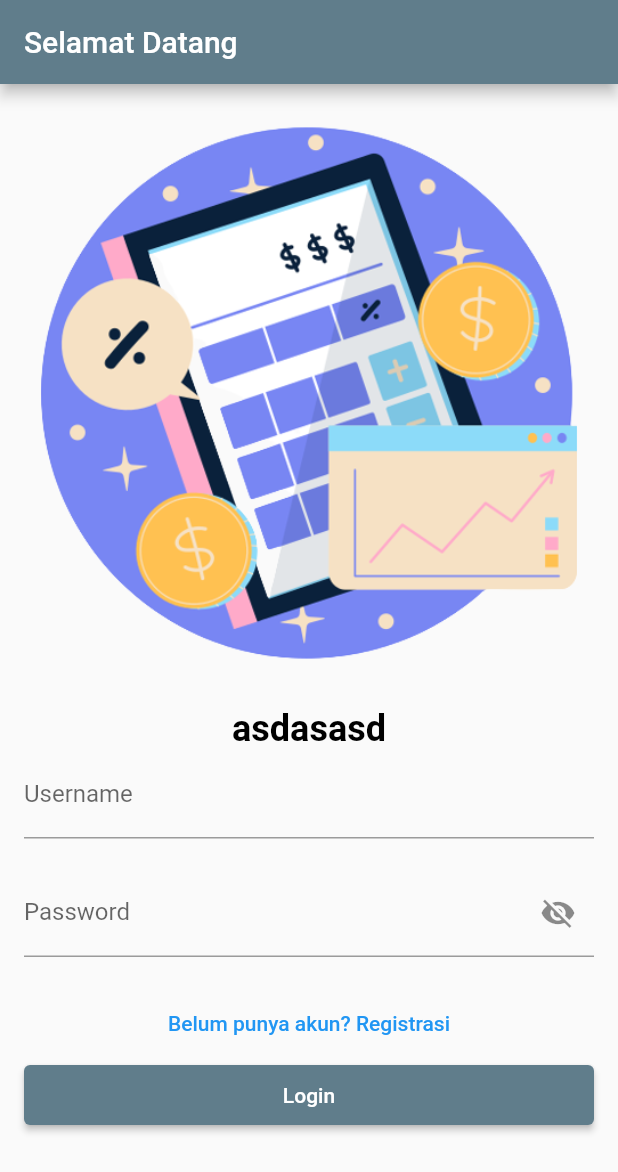
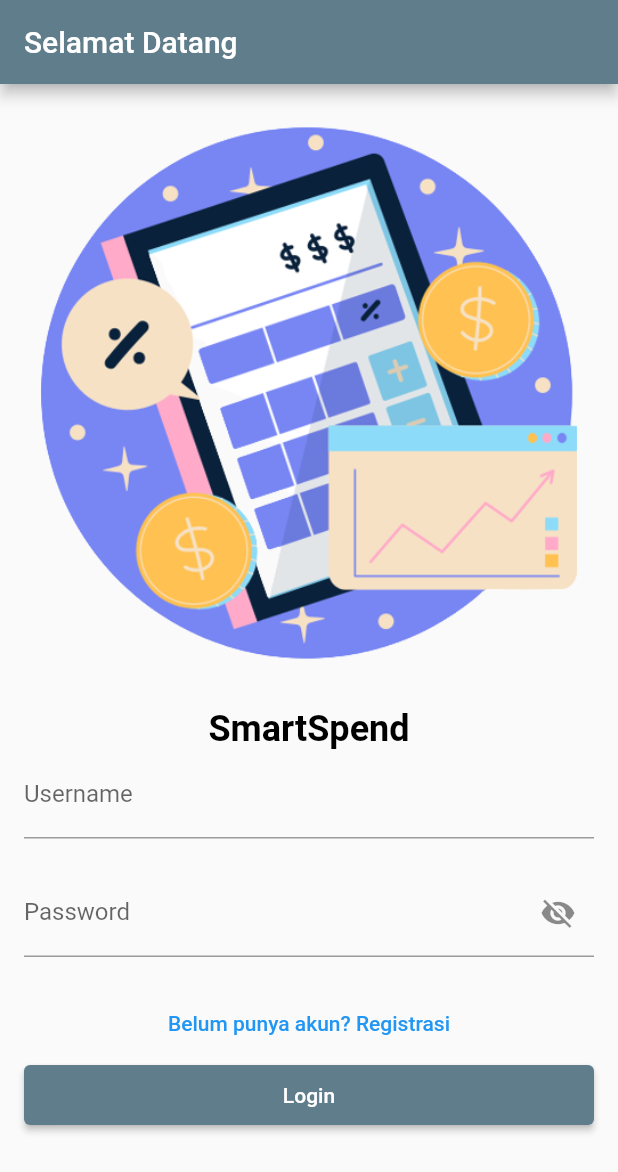
Before and after one commit to GalihPrev/flutter_sertifikasi_lsp_2023_galihpreviand, a Flutter app: the screen it shows after launch, on a phone screen of 412 x 824 dp. Shown: the top 1172 px of the screen. Run offline on Flutter 3.47's test engine with Material 2 defaults, Android fonts, the phone set to English and light mode, and no system bars; our stand-ins replace fl_chart, font_awesome_flutter, quickalert, sqflite; accounts and stored records are empty.

Commit message:
Fix Login

```diff
--- a/lib/Auth/login.dart
+++ b/lib/Auth/login.dart
@@ -21,6 +21,7 @@ class _LoginPageState extends State<LoginPage> {
   final GlobalKey<FormFieldState<String>> _usernameKey = GlobalKey();
   final GlobalKey<FormFieldState<String>> _passwordKey = GlobalKey();
   final UserProvider _userProvider = UserProvider();
+  String NamaAplikasi = "SmartSpend";
 
   @override
   Widget build(BuildContext context) {
@@ -37,9 +38,9 @@ class _LoginPageState extends State<LoginPage> {
             children: <Widget>[
               Image.asset('assets/images/finance.png'),
               const SizedBox(height: 20.0),
-              const Text(
-                "asdasasd",
-                style: TextStyle(
+              Text(
+                NamaAplikasi,
+                style: const TextStyle(
                   color: Colors.black,
                   fontSize: 24.0,
                   fontWeight: FontWeight.bold,
```
